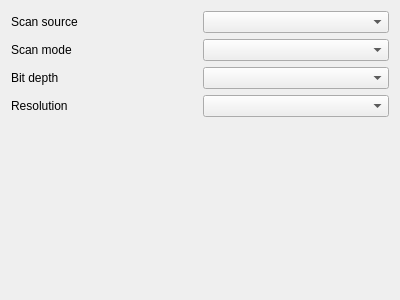
Old version of the form src/scan_settings_widget.ui in the repository p12tic/sanescan.
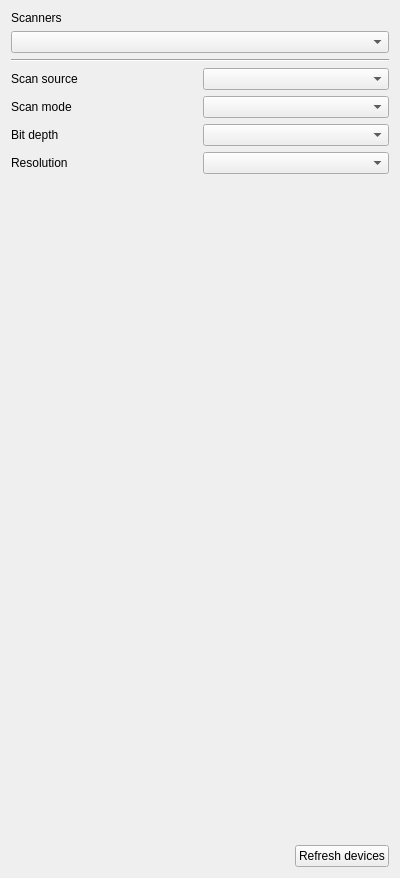
New version of the form.

Commit message: gui: Implement a simple scanner selector

Patch:
```diff
--- a/src/scan_settings_widget.ui
+++ b/src/scan_settings_widget.ui
@@ -7,13 +7,30 @@
     <x>0</x>
     <y>0</y>
     <width>400</width>
-    <height>300</height>
+    <height>878</height>
    </rect>
   </property>
   <property name="windowTitle">
    <string>Form</string>
   </property>
   <layout class="QVBoxLayout" name="verticalLayout">
+   <item>
+    <widget class="QLabel" name="l_scanners">
+     <property name="text">
+      <string>Scanners</string>
+     </property>
+    </widget>
+   </item>
+   <item>
+    <widget class="QComboBox" name="cb_scanners"/>
+   </item>
+   <item>
+    <widget class="Line" name="line_scanners">
+     <property name="orientation">
+      <enum>Qt::Horizontal</enum>
+     </property>
+    </widget>
+   </item>
    <item>
     <layout class="QGridLayout" name="grid_layout">
      <item row="0" column="1">
@@ -71,6 +88,30 @@
      </property>
     </spacer>
    </item>
+   <item>
+    <layout class="QHBoxLayout" name="horizontalLayout">
+     <item>
+      <spacer name="hs_refresh_devices">
+       <property name="orientation">
+        <enum>Qt::Horizontal</enum>
+       </property>
+       <property name="sizeHint" stdset="0">
+        <size>
+         <width>40</width>
+         <height>20</height>
+        </size>
+       </property>
+      </spacer>
+     </item>
+     <item>
+      <widget class="QPushButton" name="b_refresh_devices">
+       <property name="text">
+        <string>Refresh devices</string>
+       </property>
+      </widget>
+     </item>
+    </layout>
+   </item>
   </layout>
  </widget>
  <resources/>
```
Left out of the diff: 2 changed lines with no effect on the pictures. The commit also changes 4 other files.
